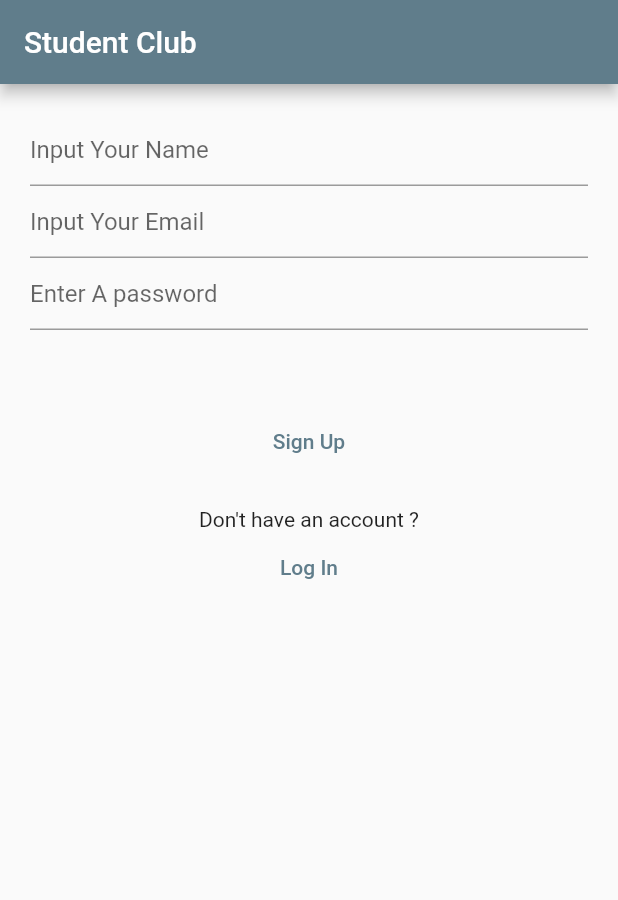
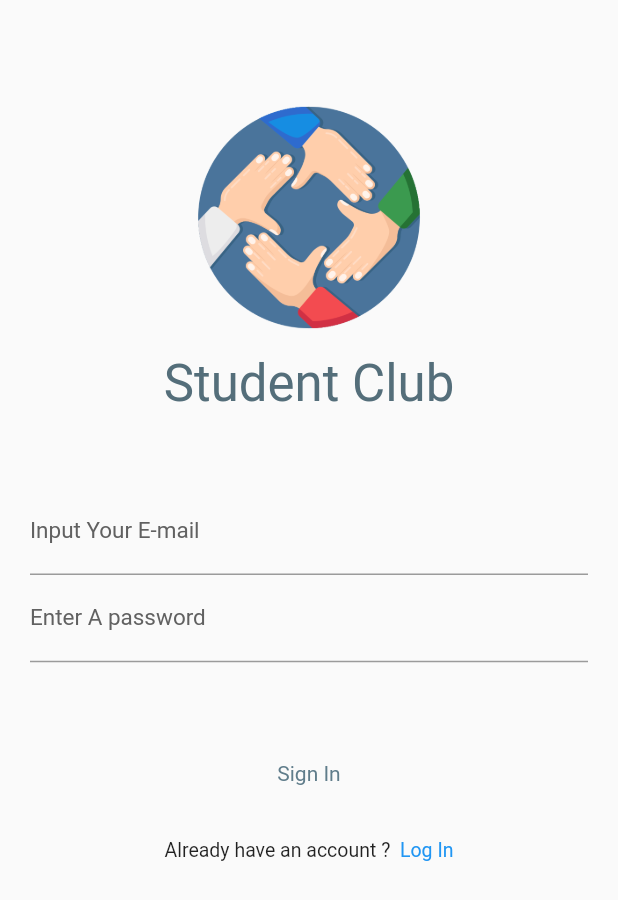
Before and after one commit to Student-Club-Group/studen_club_app, a Flutter app: the screen it shows after launch, on a phone screen of 412 x 824 dp. Shown: the top 900 px of the screen. Run offline on Flutter 3.47's test engine with Material 2 defaults, Android fonts, the light colour scheme and no system bars; our stand-ins replace firebase_auth, firebase_core; accounts and stored records are empty.

Commit message:
fonts and themes added

```diff
--- a/lib/main.dart
+++ b/lib/main.dart
@@ -20,6 +20,16 @@ class MyApp extends StatelessWidget {
       title: 'Flutter Demo',
       theme: ThemeData(
         primarySwatch: Colors.blueGrey,
+        fontFamily: 'Roboto',
+        textTheme: const TextTheme(
+          headline1: TextStyle(fontSize: 18.0),
+          headline2: TextStyle(fontSize: 18.0),
+          headline3: TextStyle(fontSize: 15.0),
+          headline6: TextStyle(fontSize: 13.0, fontStyle: FontStyle.italic),
+          bodyText1: TextStyle(
+              fontSize: 15.0, fontWeight: FontWeight.bold, color: Colors.white),
+          bodyText2: TextStyle(fontSize: 13.0),
+        ),
       ),
       home: const AuthScreen(),
     );
--- a/lib/screens/auth_screen.dart
+++ b/lib/screens/auth_screen.dart
@@ -10,16 +10,14 @@ class AuthScreen extends StatelessWidget {
 
   @override
   Widget build(BuildContext context) {
-    return Scaffold(
-      appBar: AppBar(
-        title: const Text('Student Club'),
-      ),
+    return SafeArea(
+      child: Scaffold(
         body: StreamBuilder(
             stream: FirebaseAuth.instance.authStateChanges(),
             builder: (context, snapshot) {
               if (snapshot.hasData) {
-              Student student =
-                  Student(id: snapshot.data!.uid, name: snapshot.data!.email!);
+                Student student = Student(
+                    id: snapshot.data!.uid, name: snapshot.data!.email!);
                 return Profile(
                   student: student,
                 );
@@ -27,6 +25,7 @@ class AuthScreen extends StatelessWidget {
                 return const RegisterScreen();
               }
             }),
+      ),
     );
   }
 }
--- a/lib/screens/register_screen.dart
+++ b/lib/screens/register_screen.dart
@@ -1,4 +1,5 @@
 import 'package:firebase_auth/firebase_auth.dart';
+import 'package:flutter/gestures.dart';
 
 import 'package:flutter/material.dart';
 
@@ -15,12 +16,18 @@ class _RegisterScreenState extends State<RegisterScreen> {
   TextEditingController emailController = TextEditingController();
   TextEditingController passwdController = TextEditingController();
   TextEditingController nameController = TextEditingController();
-  final String signInText = 'Already have an account ?';
-  final String signUpText = 'Don\'t have an account ?';
-  bool isSigningIn = false;
+
+  final String signInText = 'Already have an account ? ';
+  final String signUpText = 'No account ? ';
+  bool isSigningIn = true;
 
   @override
   Widget build(BuildContext context) {
+    final TextStyle headline3 = Theme.of(context)
+        .textTheme
+        .headline3!
+        .copyWith(color: Colors.grey[700]);
+    final TextStyle bodyText2 = Theme.of(context).textTheme.bodyText2!;
     String authSigningState = isSigningIn ? signInText : signUpText;
     return SingleChildScrollView(
       child: Container(
@@ -29,19 +36,41 @@ class _RegisterScreenState extends State<RegisterScreen> {
           child: Column(
             mainAxisAlignment: MainAxisAlignment.center,
             children: [
+              const SizedBox(height: 50),
+              Image.asset('assets/images/cooperation2.png', height: 150),
+              const SizedBox(height: 15),
+              Text(
+                'Student Club',
+                style: Theme.of(context)
+                    .textTheme
+                    .headline4!
+                    .copyWith(color: Colors.blueGrey[600]),
+              ),
+              const SizedBox(height: 50),
               isSigningIn
                   ? const SizedBox()
                   : TextFormField(
-                      decoration:
-                          const InputDecoration(hintText: 'Input Your Name'),
+                      decoration: InputDecoration(
+                        border: const UnderlineInputBorder(),
+                        labelText: 'Enter your name',
+                        labelStyle: headline3,
+                      ),
                       controller: nameController,
                     ),
               TextFormField(
-                decoration: const InputDecoration(hintText: 'Input Your Email'),
+                decoration: InputDecoration(
+                  border: const UnderlineInputBorder(),
+                  labelText: 'Input Your E-mail',
+                  labelStyle: headline3,
+                ),
                 controller: emailController,
               ),
               TextFormField(
-                decoration: const InputDecoration(hintText: 'Enter A password'),
+                decoration: InputDecoration(
+                  border: const UnderlineInputBorder(),
+                  labelText: 'Enter A password',
+                  labelStyle: headline3,
+                ),
                 controller: passwdController,
               ),
               const SizedBox(
@@ -58,14 +87,23 @@ class _RegisterScreenState extends State<RegisterScreen> {
                 child: Text(isSigningIn ? 'Sign In' : 'Sign Up'),
               ),
               const SizedBox(height: 20),
-              Text(authSigningState),
-              TextButton(
-                onPressed: () {
-                  setState(() {
-                    isSigningIn = !isSigningIn;
-                  });
-                },
-                child: Text(isSigningIn ? 'Register' : 'Log In'),
+              // Text(authSigningState),
+              RichText(
+                text: TextSpan(
+                  style: DefaultTextStyle.of(context).style,
+                  children: [
+                    TextSpan(text: authSigningState),
+                    TextSpan(
+                        text: isSigningIn ? ' Log In' : ' Sign Up',
+                        style: const TextStyle(color: Colors.blue),
+                        recognizer: TapGestureRecognizer()
+                          ..onTap = () {
+                            setState(() {
+                              isSigningIn = !isSigningIn;
+                            });
+                          }),
+                  ],
+                ),
               ),
             ],
           ),
@@ -78,13 +116,12 @@ class _RegisterScreenState extends State<RegisterScreen> {
     showDialog(
       context: context,
       barrierDismissible: false,
-      builder: (context) => Center(
+      builder: (context) => const Center(
         child: CircularProgressIndicator(),
       ),
     );
     try {
-      UserCredential user =
-          await FirebaseAuth.instance.createUserWithEmailAndPassword(
+      await FirebaseAuth.instance.createUserWithEmailAndPassword(
         email: emailController.text.trim(),
         password: passwdController.text.trim(),
       );
@@ -103,8 +140,7 @@ class _RegisterScreenState extends State<RegisterScreen> {
       ),
     );
     try {
-      UserCredential user =
-          await FirebaseAuth.instance.signInWithEmailAndPassword(
+      await FirebaseAuth.instance.signInWithEmailAndPassword(
         email: emailController.text.trim(),
         password: passwdController.text.trim(),
       );
```
Also changed, not shown: lib/screens/profile.dart (+60 -9 lines), pubspec.yaml (+12 -9 lines), assets/fonts/Roboto-Bold.ttf (added), assets/fonts/Roboto-LightItalic.ttf (added), assets/fonts/Roboto-Medium.ttf (added), assets/fonts/Roboto-Regular.ttf (added), assets/fonts/Roboto-Thin.ttf (added), assets/images/cooperation.png (added), assets/images/cooperation2.png (added), assets/images/man.png (added). Lines whose indentation alone changed are shown as unchanged.
